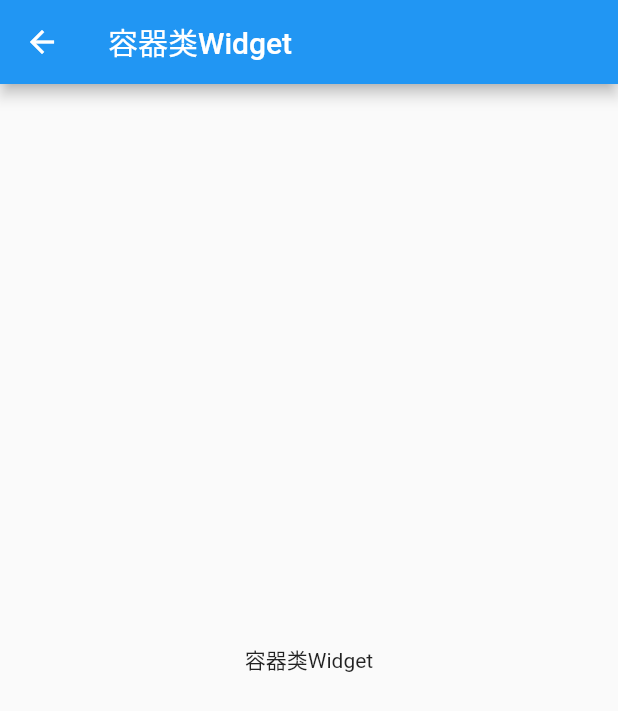
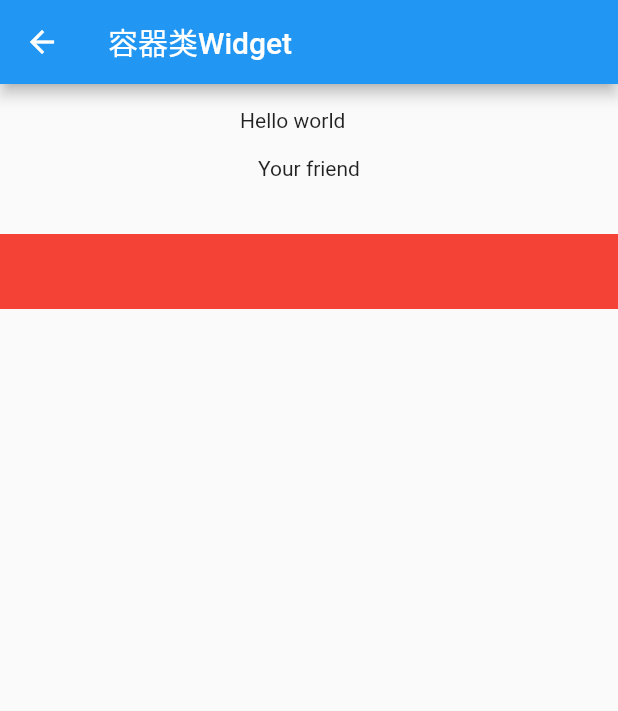
Before and after one commit to jingfighting0628/flutterDemo, a Flutter app: the containerWidget screen opened directly, on a phone screen of 412 x 824 dp. Shown: the top 711 px of the screen. Run offline on Flutter 3.47's test engine with Material 2 defaults, Android fonts, the phone set to English and light mode, and no system bars.

Commit message:
feat:更新容器类Widget

```diff
--- a/lib/containerWidget.dart
+++ b/lib/containerWidget.dart
@@ -9,8 +9,70 @@ class containerWidget extends StatelessWidget {
         title: Text("容器类Widget"),
       ),
       body: Center(
-        child: Container(
-          child: Text("容器类Widget"),
+        /*
+          容器类Widget和布局类Widget都作⽤于其⼦Widget，不同的是： 布局类Widget⼀般都需要接收⼀个widget数组（children），
+          他们直接或间接继承⾃（或包含） MultiChildRenderObjectWidget ；⽽容器类Widget⼀般只需要接受⼀个⼦Widget（child），
+          他们直接或间接继承⾃ （或包含）SingleChildRenderObjectWidget。
+          布局类Widget是按照⼀定的排列⽅式来对其⼦Widget进⾏排列；⽽容器类Widget⼀般只是包装其⼦Widget，
+          对其 添加⼀些修饰（补⽩或背景⾊等）、变换(旋转或剪裁等)、或限制(⼤⼩等)。
+          注意，Flutter官⽅并没有对Widget进⾏官⽅分类，我们对其分类主要是为了⽅便讨论和对Widget功能的区分记忆
+        */
+        //容器类---1、Padding
+        //Padding可以给其⼦节点添加补⽩（填充），
+        //我们在前⾯很多示例中都已经使⽤过它了，现在来看看它的定义：
+        //Padding({ ... EdgeInsetsGeometry padding, Widget child, })
+        //EdgeInsetsGeometry是⼀个抽象类，开发中，我们⼀般都使⽤EdgeInsets，
+        //它是EdgeInsetsGeometry的⼀个⼦类，定 义了⼀些设置补⽩的便捷⽅法
+        //EdgeInsets
+        //我们看看EdgeInsets提供的便捷⽅法：
+        //fromLTRB(double left, double top, double right, double bottom) ：分别指定四个⽅向的补⽩。
+        //all(double value) : 所有⽅向均使⽤相同数值的补⽩。
+        //only({left, top, right ,bottom }) ：可以设置具体某个⽅向的补⽩(可以同时指定多个⽅向)。
+        //symmetric({ vertical, horizontal }) ：⽤于设置对称⽅向的补⽩，vertical指top和bottom，horizontal指left和 right
+        child: Column(
+          mainAxisAlignment: MainAxisAlignment.start,
+          children: [
+            Padding(
+              padding: EdgeInsets.all(16.0),
+              child: Column(
+                crossAxisAlignment: CrossAxisAlignment.start,
+                children: [
+                  Padding(
+                    padding: const EdgeInsets.only(left:8.0),
+                    child: Text("Hello world"),
+                  ),
+                  Padding(
+                    padding: const EdgeInsets.symmetric(vertical: 8.0),
+                  ),
+                  Padding(
+                    padding: const EdgeInsets.fromLTRB(20, 0, 20, 20),
+                    child: Text("Your friend"),
+                  )
+                ],
+              ),
+            ),
+            //ConstrainedBox和SizedBox ConstrainedBox和SizedBox都是通过RenderConstrainedBox来渲染的。
+            //SizedBox只是ConstrainedBox⼀个定制，本节 把他们放在⼀起讨论。ConstrainedBox
+            //ConstrainedBox⽤于对⻬⼦widget添加额外的约束。例如，如果你想让⼦widget的最⼩⾼度是80像素，
+            //你可以使 ⽤ const BoxConstraints(minHeight: 80.0) 作为⼦widget的约束
+
+            ConstrainedBox(
+              constraints: BoxConstraints(
+                minWidth: double.infinity,
+                minHeight: 50.0
+              ),
+              //可以看到，我们虽然将Container的⾼度设置为5像素，但是最终却是50像素，这正是ConstrainedBox的最⼩⾼度限制⽣ 效了。
+              //如果将Container的⾼度设置为80像素，
+              //那么最终红⾊区域的⾼度也会是80像素，因为在此示例中， ConstrainedBox只限制了最⼩⾼度，并未限制最⼤⾼度。
+              child: Container(
+                height: 5.0,
+                child:  DecoratedBox(
+                decoration: BoxDecoration(color: Colors.red),
+
+              ),
+              ),
+            )
+          ],
         ),
       ),
     );
```
Also changed, not shown: 1 other file.
